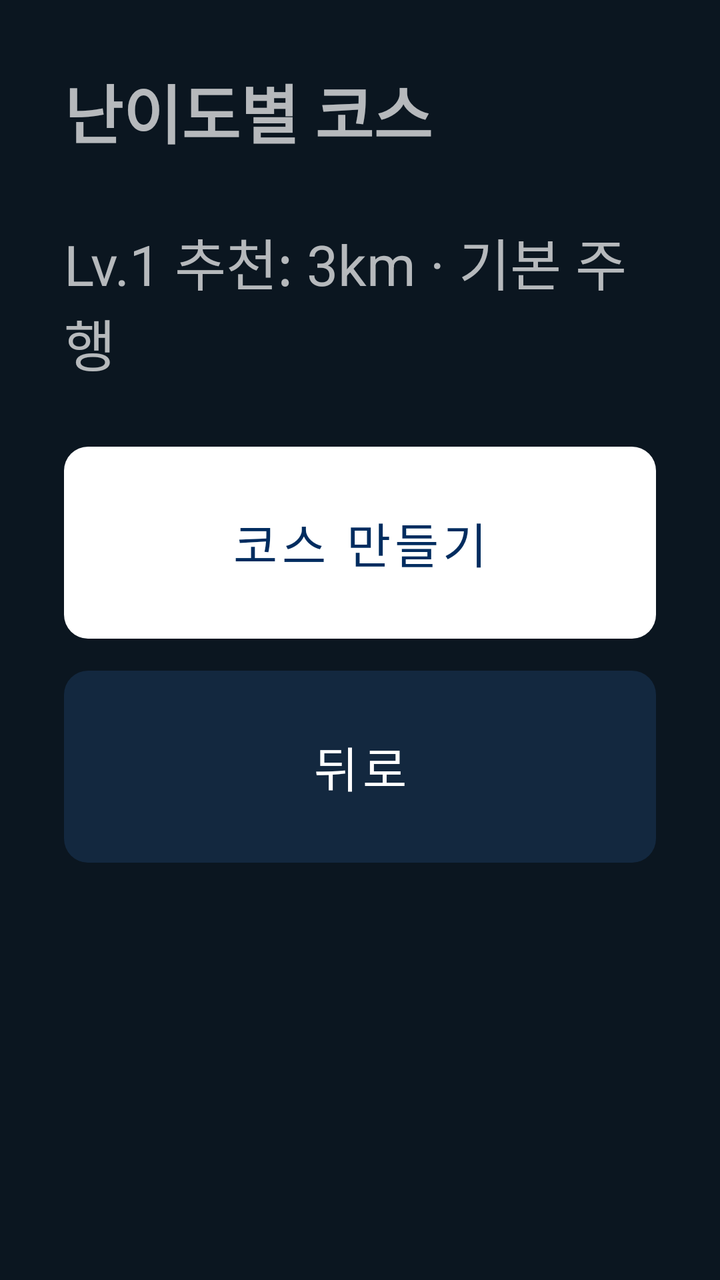
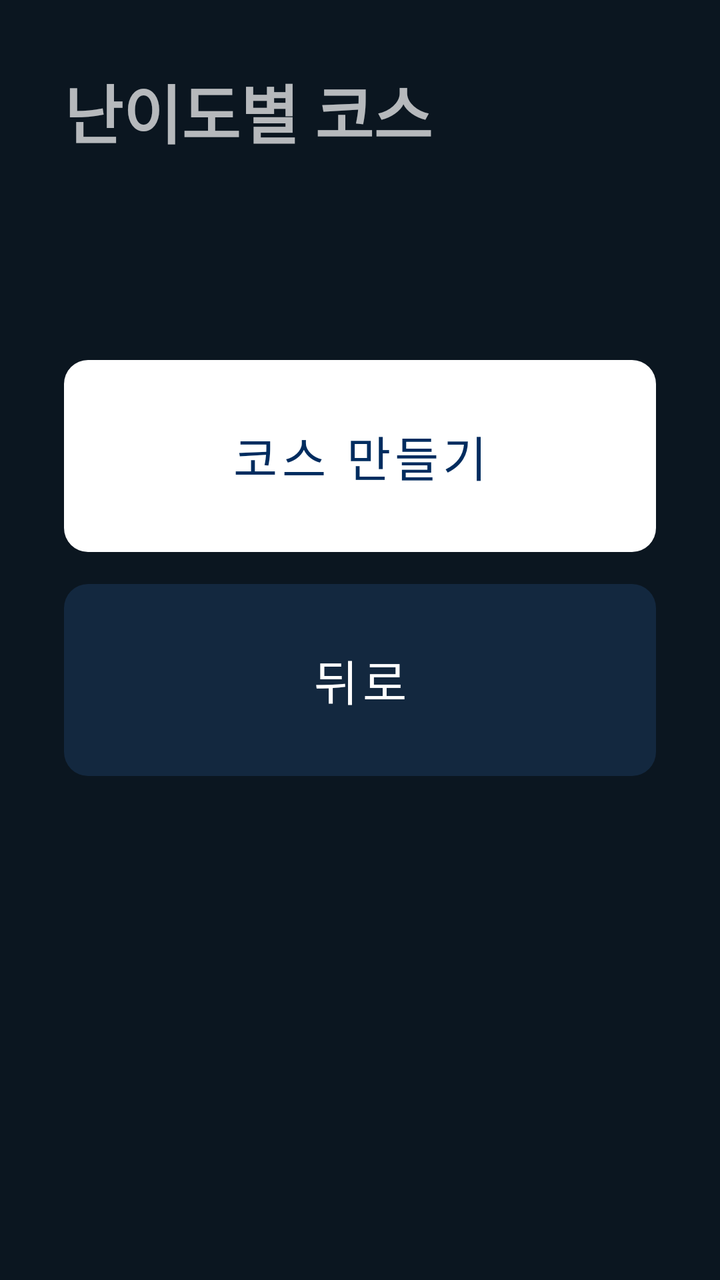

Compare the two renders of this Android layout. The source of the first and the diff that turns it into the second are given below.
<!-- AndroidManifest.xml: application theme Theme.Jeonunbochocar -->
<!-- res/layout/screen_level.xml -->
<?xml version="1.0" encoding="utf-8"?>
<LinearLayout xmlns:android="http://schemas.android.com/apk/res/android"
    android:layout_width="match_parent"
    android:layout_height="match_parent"
    android:orientation="vertical"
    android:padding="32dp">

    <TextView
        android:layout_width="wrap_content"
        android:layout_height="wrap_content"
        android:text="난이도별 코스"
        android:textSize="32sp"
        android:textStyle="bold" />

    <TextView
        android:id="@+id/levelRecommend"
        android:layout_width="wrap_content"
        android:layout_height="wrap_content"
        android:layout_marginTop="32dp"
        android:text="Lv.1 추천: 3km · 기본 주행"
        android:textSize="28sp" />

    <Button
        android:id="@+id/btnNext"
        style="@style/Jb.Button.Primary"
        android:layout_width="match_parent"
        android:layout_height="96dp"
        android:layout_marginTop="32dp"
        android:text="코스 만들기"
        android:textSize="24sp" />

    <Button
        android:id="@+id/btnBack"
        android:layout_width="match_parent"
        android:layout_height="96dp"
        android:layout_marginTop="16dp"
        android:text="뒤로"
        android:textSize="24sp" />
</LinearLayout>
<!-- resources referenced by this layout -->
<resources>
  <style name="Jb.Button.Primary">
          <item name="backgroundTint">@color/white</item>
          <item name="android:textColor">@color/jb_navy</item>
      </style>
  <style name="Theme.Jeonunbochocar" parent="Theme.MaterialComponents.NoActionBar">
          <item name="colorPrimary">@color/jb_accent</item>
          <item name="colorPrimaryVariant">@color/jb_navy</item>
          <item name="colorOnPrimary">@color/jb_background</item>
          <item name="colorSecondary">@color/jb_accent</item>
          <item name="colorOnSecondary">@color/jb_background</item>
          <item name="android:windowBackground">@color/jb_background</item>
          <item name="android:statusBarColor">@color/jb_background</item>
          <item name="materialButtonStyle">@style/Jb.Button</item>
      </style>
  <color name="white">#FFFFFFFF</color>
  <color name="jb_navy">#002C5F</color>
  <color name="jb_accent">#00AAD2</color>
  <color name="jb_background">#0B1620</color>
  <style name="Jb.Button" parent="Widget.MaterialComponents.Button.UnelevatedButton">
          <item name="backgroundTint">@color/jb_card</item>
          <item name="android:textColor">@color/white</item>
          <item name="android:textSize">24sp</item>
          <item name="cornerRadius">12dp</item>
          <item name="android:insetTop">0dp</item>
          <item name="android:insetBottom">0dp</item>
      </style>
  <color name="jb_card">#13283F</color>
</resources>

<!-- the commit's change to res/layout/screen_level.xml (unified diff, before → after) -->
@@ -17,7 +17,6 @@
         android:layout_width="wrap_content"
         android:layout_height="wrap_content"
         android:layout_marginTop="32dp"
-        android:text="Lv.1 추천: 3km · 기본 주행"
         android:textSize="28sp" />
 
     <Button
